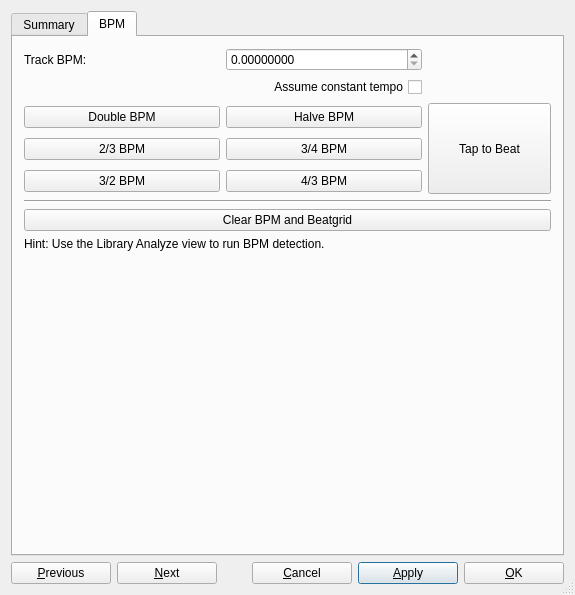
This is src/library/dlgtrackinfo.ui in mixxxdj/mixxx as Qt 5 draws it before an edit. The edited form follows.
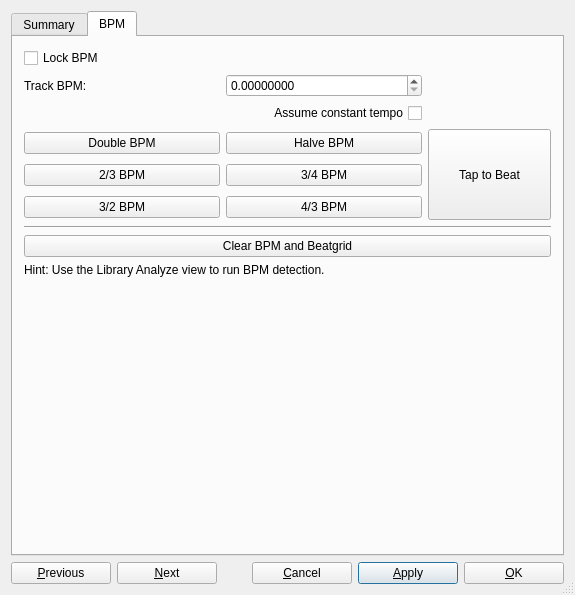
This is the edited form. The open tabs and pages were chosen to show the change.

Commit message:
Add BPM-Lock checkbox in track dialog
Currently the user has to open the track in the library
to enable/disable BPM lock. Now the BPM tab
contains a bpmlock checkbox which allows the user to
toggle the flag from the track dialog.

Diff of the .ui file:
```diff
--- a/src/library/dlgtrackinfo.ui
+++ b/src/library/dlgtrackinfo.ui
@@ -663,7 +663,20 @@
       </attribute>
       <layout class="QVBoxLayout" name="verticalLayout_4">
        <item>
-        <layout class="QHBoxLayout" name="horizontalLayout_4">
+        <widget class="QCheckBox" name="bpmLock">
+         <property name="toolTip">
+          <string>Prevents mixxx from changing the BPM when reanalyzing the track.</string>
+         </property>
+         <property name="layoutDirection">
+          <enum>Qt::LeftToRight</enum>
+         </property>
+         <property name="text">
+          <string>Lock BPM</string>
+         </property>
+        </widget>
+       </item>
+       <item>
+        <layout class="QHBoxLayout" name="bpmEditElements">
          <item>
           <layout class="QGridLayout" name="gridLayout">
            <item row="0" column="0">
```
Left out of the diff: 32 changed lines with no effect on the pictures. The commit also changes 2 other files.
